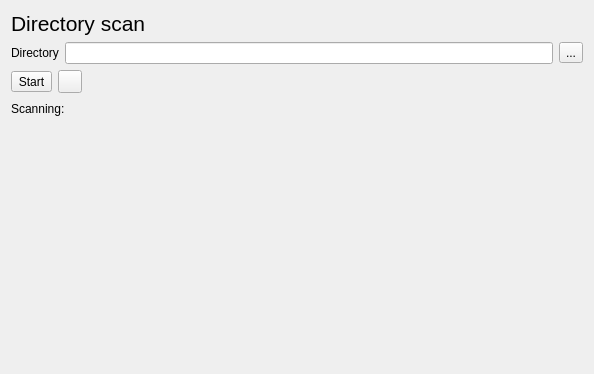
First picture: the form in sources/gui/ui/dirscanwidget.ui, repository amd00/meduzzza, before the edit.
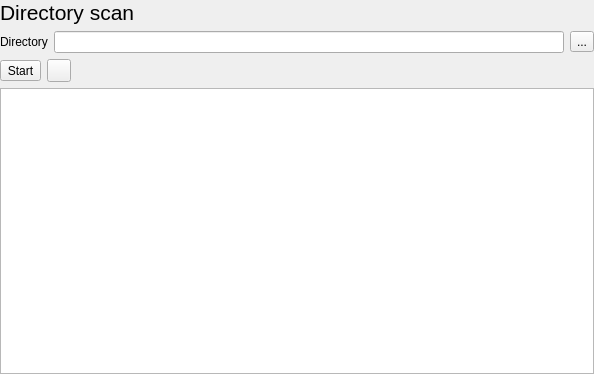
Second picture: the form after the edit. Icons and pictures are not drawn.

Commit message: Created scanning process viewers

```diff
--- a/sources/gui/ui/dirscanwidget.ui
+++ b/sources/gui/ui/dirscanwidget.ui
@@ -13,7 +13,13 @@
   <property name="windowTitle">
    <string>Form</string>
   </property>
-  <layout class="QVBoxLayout" name="verticalLayout">
+  <layout class="QVBoxLayout" name="verticalLayout" stretch="1,1,1,96">
+   <property name="sizeConstraint">
+    <enum>QLayout::SetMaximumSize</enum>
+   </property>
+   <property name="margin">
+    <number>0</number>
+   </property>
    <item>
     <widget class="QLabel" name="label">
      <property name="font">
@@ -93,48 +99,20 @@
     </layout>
    </item>
    <item>
-    <layout class="QHBoxLayout" name="horizontalLayout_2">
-     <item>
-      <widget class="QLabel" name="label_3">
-       <property name="text">
-        <string>Scanning: </string>
-       </property>
-      </widget>
-     </item>
-     <item>
-      <widget class="QLabel" name="m_file_label">
-       <property name="text">
-        <string/>
-       </property>
-      </widget>
-     </item>
-     <item>
-      <spacer name="horizontalSpacer">
-       <property name="orientation">
-        <enum>Qt::Horizontal</enum>
-       </property>
-       <property name="sizeHint" stdset="0">
-        <size>
-         <width>40</width>
-         <height>20</height>
-        </size>
-       </property>
-      </spacer>
-     </item>
-    </layout>
-   </item>
-   <item>
-    <spacer name="verticalSpacer">
-     <property name="orientation">
-      <enum>Qt::Vertical</enum>
+    <widget class="QTreeView" name="m_scan_view">
+     <property name="sizePolicy">
+      <sizepolicy hsizetype="Expanding" vsizetype="Expanding">
+       <horstretch>0</horstretch>
+       <verstretch>0</verstretch>
+      </sizepolicy>
      </property>
-     <property name="sizeHint" stdset="0">
-      <size>
-       <width>20</width>
-       <height>277</height>
-      </size>
+     <property name="rootIsDecorated">
+      <bool>false</bool>
      </property>
-    </spacer>
+     <property name="itemsExpandable">
+      <bool>false</bool>
+     </property>
+    </widget>
    </item>
   </layout>
  </widget>
```
The commit also changes 23 other files.
